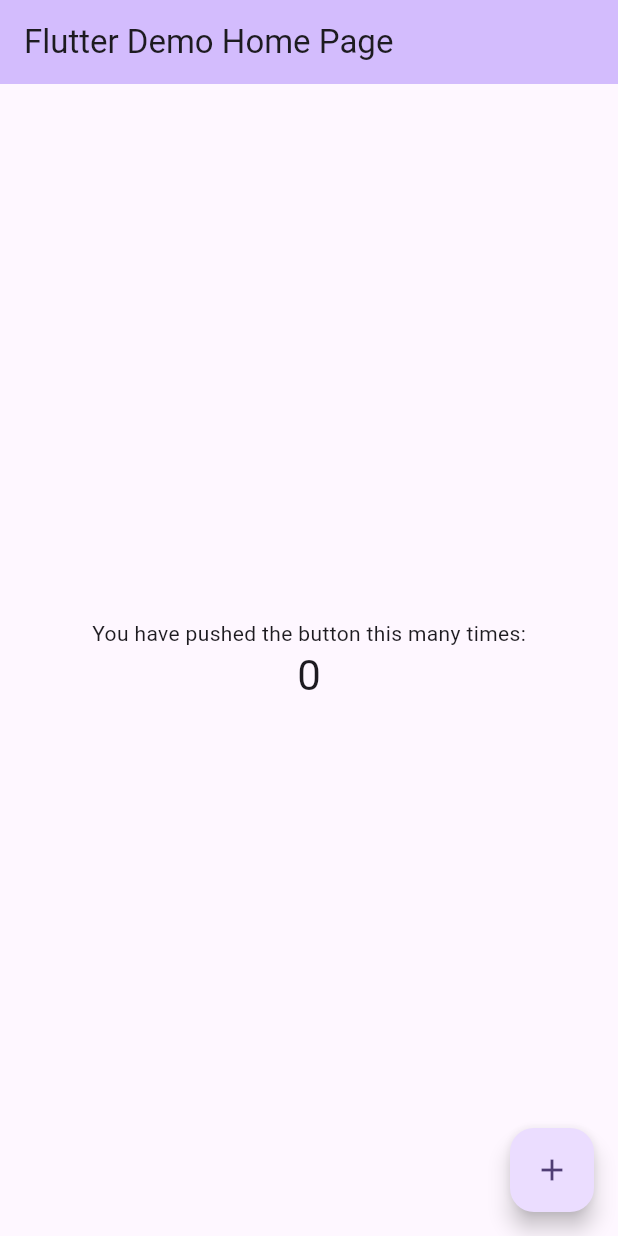
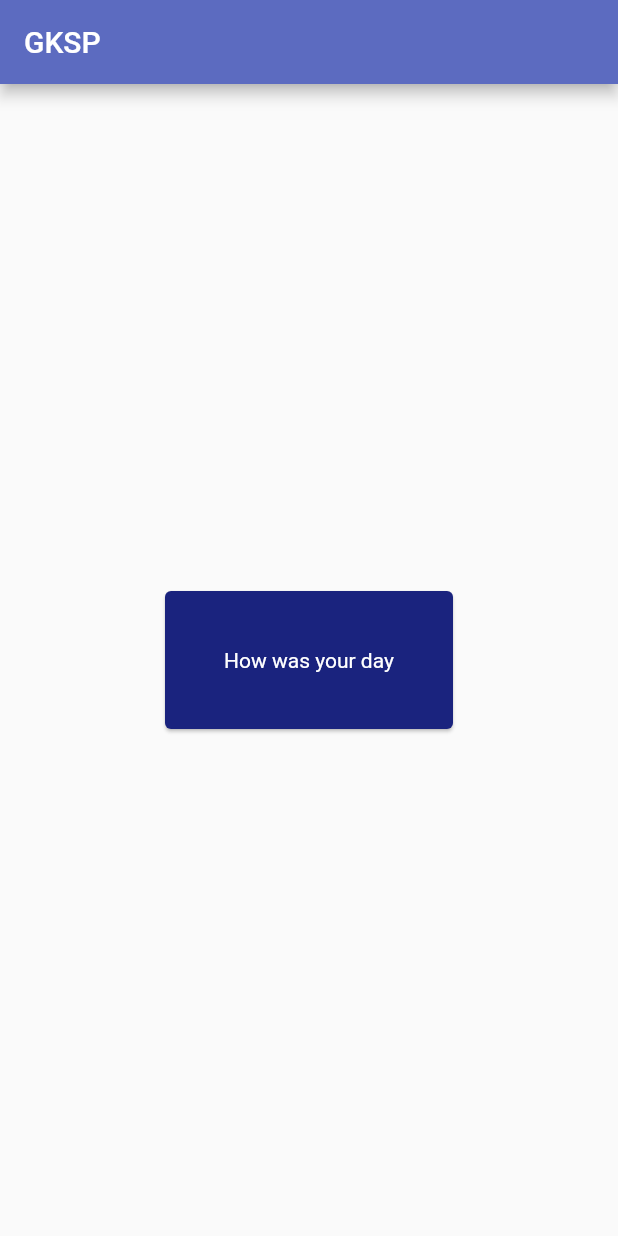
Before and after one commit to KSP11Kavya/sized_box, a Flutter app: the screen it shows after launch, on a phone screen of 412 x 824 dp. Run offline on Flutter 3.47's test engine with Material 2 defaults, Android fonts, the phone set to English and light mode, and no system bars.

Commit message:
sizedbox(width and height)

```diff
--- a/lib/main.dart
+++ b/lib/main.dart
@@ -1,125 +1,27 @@
 import 'package:flutter/material.dart';
 
 void main() {
-  runApp(const MyApp());
-}
-
-class MyApp extends StatelessWidget {
-  const MyApp({super.key});
-
-  // This widget is the root of your application.
-  @override
-  Widget build(BuildContext context) {
-    return MaterialApp(
-      title: 'Flutter Demo',
-      theme: ThemeData(
-        // This is the theme of your application.
-        //
-        // TRY THIS: Try running your application with "flutter run". You'll see
-        // the application has a blue toolbar. Then, without quitting the app,
-        // try changing the seedColor in the colorScheme below to Colors.green
-        // and then invoke "hot reload" (save your changes or press the "hot
-        // reload" button in a Flutter-supported IDE, or press "r" if you used
-        // the command line to start the app).
-        //
-        // Notice that the counter didn't reset back to zero; the application
-        // state is not lost during the reload. To reset the state, use hot
-        // restart instead.
-        //
-        // This works for code too, not just values: Most code changes can be
-        // tested with just a hot reload.
-        colorScheme: ColorScheme.fromSeed(seedColor: Colors.deepPurple),
-        useMaterial3: true,
-      ),
-      home: const MyHomePage(title: 'Flutter Demo Home Page'),
-    );
-  }
-}
-
-class MyHomePage extends StatefulWidget {
-  const MyHomePage({super.key, required this.title});
-
-  // This widget is the home page of your application. It is stateful, meaning
-  // that it has a State object (defined below) that contains fields that affect
-  // how it looks.
-
-  // This class is the configuration for the state. It holds the values (in this
-  // case the title) provided by the parent (in this case the App widget) and
-  // used by the build method of the State. Fields in a Widget subclass are
-  // always marked "final".
-
-  final String title;
-
-  @override
-  State<MyHomePage> createState() => _MyHomePageState();
-}
-
-class _MyHomePageState extends State<MyHomePage> {
-  int _counter = 0;
-
-  void _incrementCounter() {
-    setState(() {
-      // This call to setState tells the Flutter framework that something has
-      // changed in this State, which causes it to rerun the build method below
-      // so that the display can reflect the updated values. If we changed
-      // _counter without calling setState(), then the build method would not be
-      // called again, and so nothing would appear to happen.
-      _counter++;
-    });
-  }
-
-  @override
-  Widget build(BuildContext context) {
-    // This method is rerun every time setState is called, for instance as done
-    // by the _incrementCounter method above.
-    //
-    // The Flutter framework has been optimized to make rerunning build methods
-    // fast, so that you can just rebuild anything that needs updating rather
-    // than having to individually change instances of widgets.
-    return Scaffold(
+  runApp(MaterialApp(
+    home: Scaffold(
       appBar: AppBar(
-        // TRY THIS: Try changing the color here to a specific color (to
-        // Colors.amber, perhaps?) and trigger a hot reload to see the AppBar
-        // change color while the other colors stay the same.
-        backgroundColor: Theme.of(context).colorScheme.inversePrimary,
-        // Here we take the value from the MyHomePage object that was created by
-        // the App.build method, and use it to set our appbar title.
-        title: Text(widget.title),
+        title: Text('GKSP'),
+        backgroundColor: Colors.indigo[400],
       ),
       body: Center(
-        // Center is a layout widget. It takes a single child and positions it
-        // in the middle of the parent.
-        child: Column(
-          // Column is also a layout widget. It takes a list of children and
-          // arranges them vertically. By default, it sizes itself to fit its
-          // children horizontally, and tries to be as tall as its parent.
-          //
-          // Column has various properties to control how it sizes itself and
-          // how it positions its children. Here we use mainAxisAlignment to
-          // center the children vertically; the main axis here is the vertical
-          // axis because Columns are vertical (the cross axis would be
-          // horizontal).
-          //
-          // TRY THIS: Invoke "debug painting" (choose the "Toggle Debug Paint"
-          // action in the IDE, or press "p" in the console), to see the
-          // wireframe for each widget.
-          mainAxisAlignment: MainAxisAlignment.center,
-          children: <Widget>[
-            const Text(
-              'You have pushed the button this many times:',
+        child: SizedBox(
+          width: 200.0,
+          height: 100.0,
+          child: Card(
+            color: Colors.indigo[900],
+            child: Center(
+              child: Text(
+                'How was your day',
+                style: TextStyle(color: Colors.white),
+              ),
             ),
-            Text(
-              '$_counter',
-              style: Theme.of(context).textTheme.headlineMedium,
-            ),
-          ],
+          ),
         ),
       ),
-      floatingActionButton: FloatingActionButton(
-        onPressed: _incrementCounter,
-        tooltip: 'Increment',
-        child: const Icon(Icons.add),
-      ), // This trailing comma makes auto-formatting nicer for build methods.
-    );
-  }
+    ),
+  ));
 }
```
